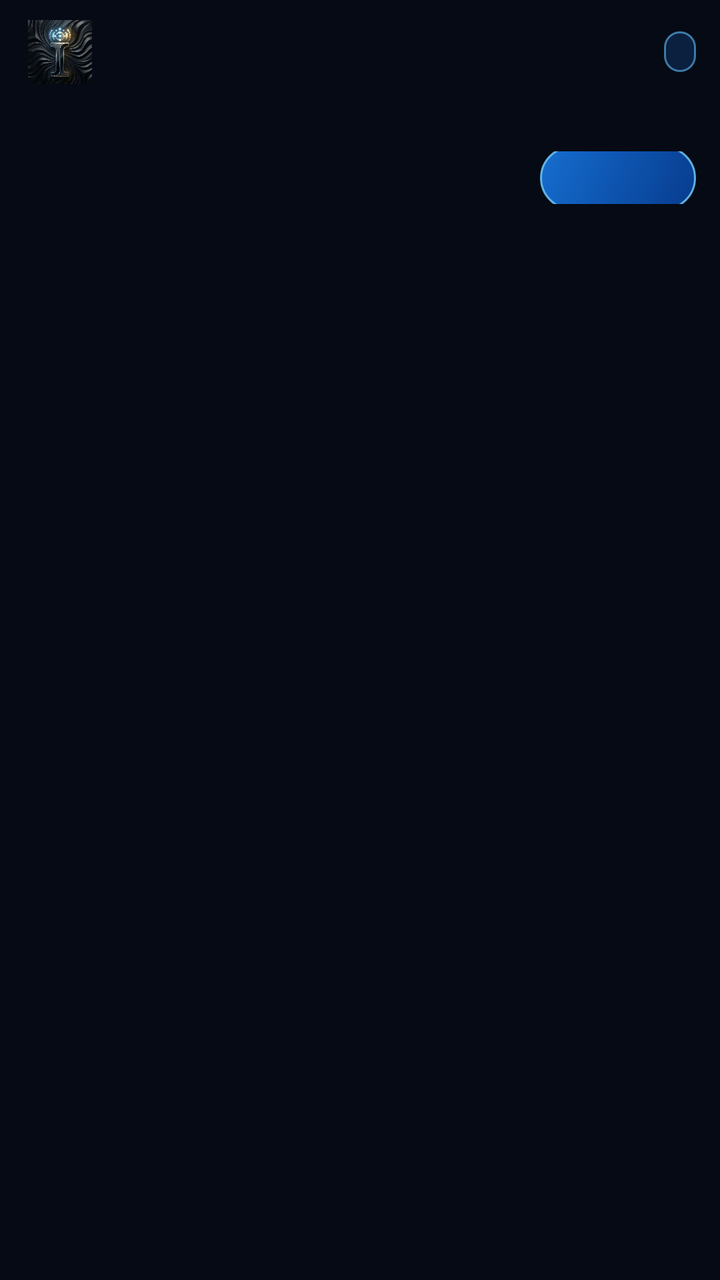
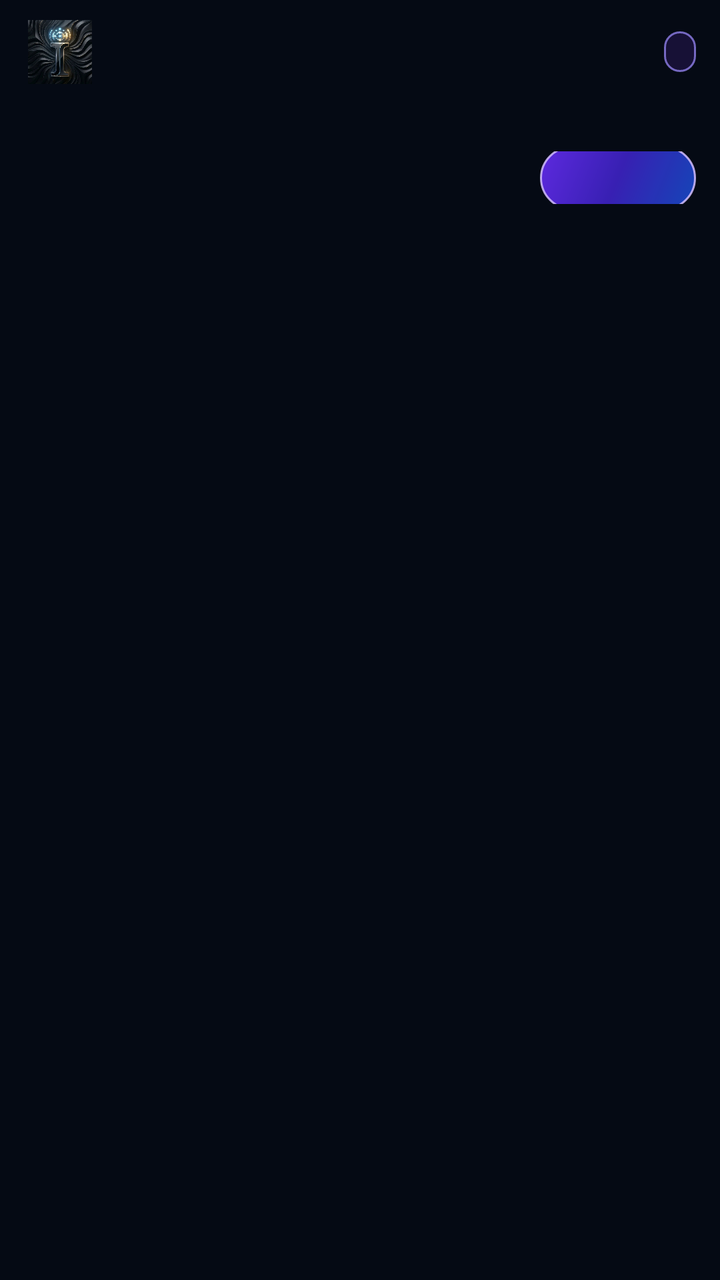

Two renders of the same Android screen: before a commit and after it. Below are the layout's source before the change and the commit's diff.
<!-- AndroidManifest.xml: application theme Theme.IProxy -->
<!-- res/layout/notification_vpn_expanded.xml -->
<?xml version="1.0" encoding="utf-8"?>
<LinearLayout xmlns:android="http://schemas.android.com/apk/res/android"
    android:layout_width="match_parent"
    android:layout_height="wrap_content"
    android:orientation="vertical">

    <FrameLayout
        android:layout_width="match_parent"
        android:layout_height="112dp">

        <ImageView
            android:id="@+id/iv_particle_bg"
            android:layout_width="match_parent"
            android:layout_height="112dp"
            android:contentDescription="@null"
            android:scaleType="fitXY" />

        <LinearLayout
            android:layout_width="match_parent"
            android:layout_height="112dp"
            android:gravity="center_vertical"
            android:orientation="vertical"
            android:paddingStart="14dp"
            android:paddingTop="10dp"
            android:paddingEnd="12dp"
            android:paddingBottom="10dp">

            <LinearLayout
                android:layout_width="match_parent"
                android:layout_height="wrap_content"
                android:gravity="center_vertical"
                android:orientation="horizontal">

                <ImageView
                    android:id="@+id/iv_brand_logo"
                    android:layout_width="32dp"
                    android:layout_height="32dp"
                    android:contentDescription="@string/app_name"
                    android:scaleType="centerCrop"
                    android:src="@drawable/brand_logo" />

                <TextView
                    android:id="@+id/tv_title"
                    android:layout_width="0dp"
                    android:layout_height="wrap_content"
                    android:layout_weight="1"
                    android:ellipsize="end"
                    android:maxLines="1"
                    android:paddingStart="9dp"
                    android:paddingEnd="8dp"
                    android:singleLine="true"
                    android:textColor="#EFF7FF"
                    android:textSize="13.5sp"
                    android:textStyle="bold" />

                <TextView
                    android:id="@+id/tv_status_badge"
                    android:layout_width="wrap_content"
                    android:layout_height="wrap_content"
                    android:background="@drawable/bg_notif_status_badge"
                    android:maxLines="1"
                    android:paddingStart="8dp"
                    android:paddingTop="3dp"
                    android:paddingEnd="8dp"
                    android:paddingBottom="3dp"
                    android:singleLine="true"
                    android:textColor="#9AE7FF"
                    android:textSize="10.5sp"
                    android:textStyle="bold" />
            </LinearLayout>

            <TextView
                android:id="@+id/tv_stats"
                android:layout_width="match_parent"
                android:layout_height="wrap_content"
                android:layout_marginTop="8dp"
                android:ellipsize="end"
                android:maxLines="1"
                android:singleLine="true"
                android:textColor="#CBEBFF"
                android:textSize="13sp"
                android:textStyle="bold" />

            <LinearLayout
                android:layout_width="match_parent"
                android:layout_height="wrap_content"
                android:layout_marginTop="8dp"
                android:gravity="center_vertical"
                android:orientation="horizontal">

                <TextView
                    android:id="@+id/tv_subtitle"
                    android:layout_width="0dp"
                    android:layout_height="wrap_content"
                    android:layout_weight="1"
                    android:ellipsize="end"
                    android:maxLines="1"
                    android:paddingStart="0dp"
                    android:paddingEnd="8dp"
                    android:singleLine="true"
                    android:textColor="#88ACC9"
                    android:textSize="11sp" />

                <TextView
                    android:id="@+id/btn_disconnect"
                    android:layout_width="wrap_content"
                    android:layout_height="32dp"
                    android:background="@drawable/bg_notif_disconnect_pill"
                    android:clickable="true"
                    android:focusable="true"
                    android:gravity="center"
                    android:minWidth="78dp"
                    android:paddingStart="14dp"
                    android:paddingEnd="14dp"
                    android:singleLine="true"
                    android:textColor="#FFFFFF"
                    android:textSize="11.5sp"
                    android:textStyle="bold" />
            </LinearLayout>
        </LinearLayout>
    </FrameLayout>
</LinearLayout>
<!-- resources referenced by this layout -->
<resources>
  <!-- drawable bg_notif_disconnect_pill (drawable) -->
  <?xml version="1.0" encoding="utf-8"?>
  <shape xmlns:android="http://schemas.android.com/apk/res/android"
      android:shape="rectangle">
      <gradient
          android:angle="315"
          android:startColor="#D9197FF0"
          android:centerColor="#E00E5DC4"
          android:endColor="#EB074097"
          android:type="linear" />
      <corners android:radius="16dp" />
      <stroke
          android:width="1dp"
          android:color="#CC79D1FF" />
  </shape>
  <!-- drawable bg_notif_status_badge (drawable) -->
  <?xml version="1.0" encoding="utf-8"?>
  <shape xmlns:android="http://schemas.android.com/apk/res/android"
      android:shape="rectangle">
      <solid android:color="#6612437E" />
      <corners android:radius="10dp" />
      <stroke
          android:width="0.9dp"
          android:color="#9964BEFF" />
  </shape>
  <!-- drawable brand_logo: jpg bitmap (drawable-nodpi, 71354 bytes) -->
  <string name="app_name">I</string>
  <style name="Theme.IProxy" parent="Theme.AppCompat.NoActionBar">
          <item name="android:windowBackground">@color/app_dark_bg</item>
          <item name="android:colorBackground">@color/app_dark_bg</item>
          <item name="android:statusBarColor">@android:color/transparent</item>
          <item name="android:navigationBarColor">@android:color/transparent</item>
          <item name="android:windowLightStatusBar">false</item>
      </style>
  <color name="app_dark_bg">#050A14</color>
</resources>

<!-- the commit's change to res/layout/notification_vpn_expanded.xml (unified diff, before → after) -->
@@ -49,7 +49,7 @@
                     android:paddingStart="9dp"
                     android:paddingEnd="8dp"
                     android:singleLine="true"
-                    android:textColor="#EFF7FF"
+                    android:textColor="#F4EFFF"
                     android:textSize="13.5sp"
                     android:textStyle="bold" />
 
@@ -64,7 +64,7 @@
                     android:paddingEnd="8dp"
                     android:paddingBottom="3dp"
                     android:singleLine="true"
-                    android:textColor="#9AE7FF"
+                    android:textColor="#FFE2FA"
                     android:textSize="10.5sp"
                     android:textStyle="bold" />
             </LinearLayout>
@@ -77,7 +77,7 @@
                 android:ellipsize="end"
                 android:maxLines="1"
                 android:singleLine="true"
-                android:textColor="#CBEBFF"
+                android:textColor="#88F2FF"
                 android:textSize="13sp"
                 android:textStyle="bold" />
 
@@ -98,7 +98,7 @@
                     android:paddingStart="0dp"
                     android:paddingEnd="8dp"
                     android:singleLine="true"
-                    android:textColor="#88ACC9"
+                    android:textColor="#B5A9D8"
                     android:textSize="11sp" />
 
                 <TextView
<!-- resource entries referenced after the edit -->
@@ -6,24 +6,24 @@
       android:shape="rectangle">
       <gradient
           android:angle="315"
-          android:startColor="#D9197FF0"
-          android:centerColor="#E00E5DC4"
-          android:endColor="#EB074097"
+          android:startColor="#DC6B2EFF"
+          android:centerColor="#E03E22C8"
+          android:endColor="#EB154BC6"
           android:type="linear" />
       <corners android:radius="16dp" />
       <stroke
           android:width="1dp"
-          android:color="#CC79D1FF" />
+          android:color="#D9D4BFFF" />
   </shape>
   <!-- drawable bg_notif_status_badge (drawable) -->
   <?xml version="1.0" encoding="utf-8"?>
   <shape xmlns:android="http://schemas.android.com/apk/res/android"
       android:shape="rectangle">
-      <solid android:color="#6612437E" />
+      <solid android:color="#802B1959" />
       <corners android:radius="10dp" />
       <stroke
           android:width="0.9dp"
-          android:color="#9964BEFF" />
+          android:color="#B89F8CFF" />
   </shape>
   <!-- drawable brand_logo: jpg bitmap (drawable-nodpi, 71354 bytes) -->
   <string name="app_name">I</string>
